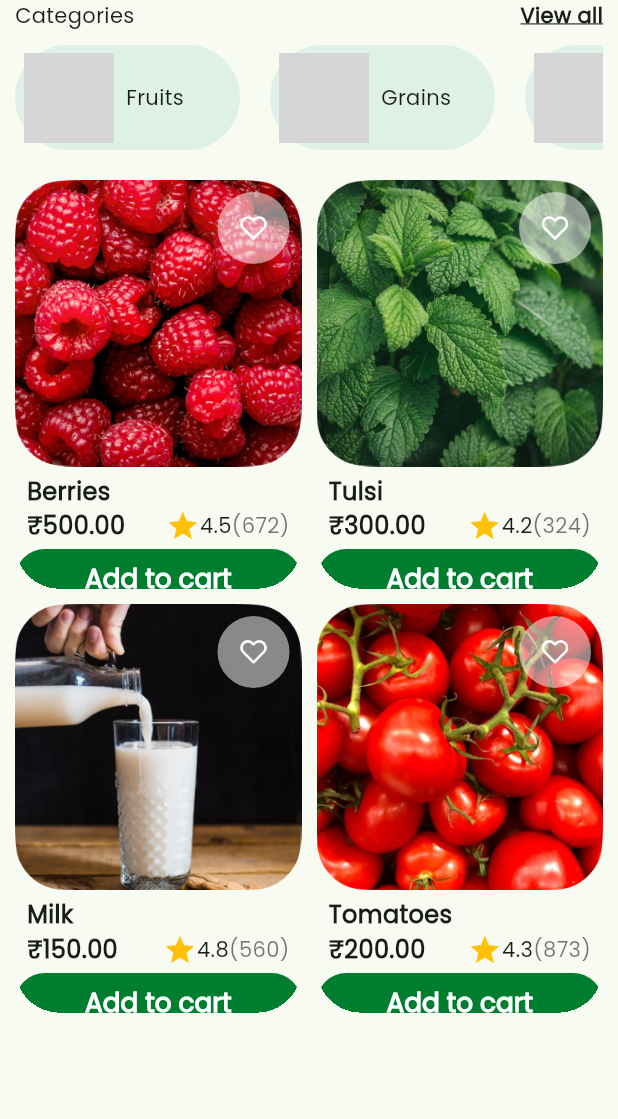
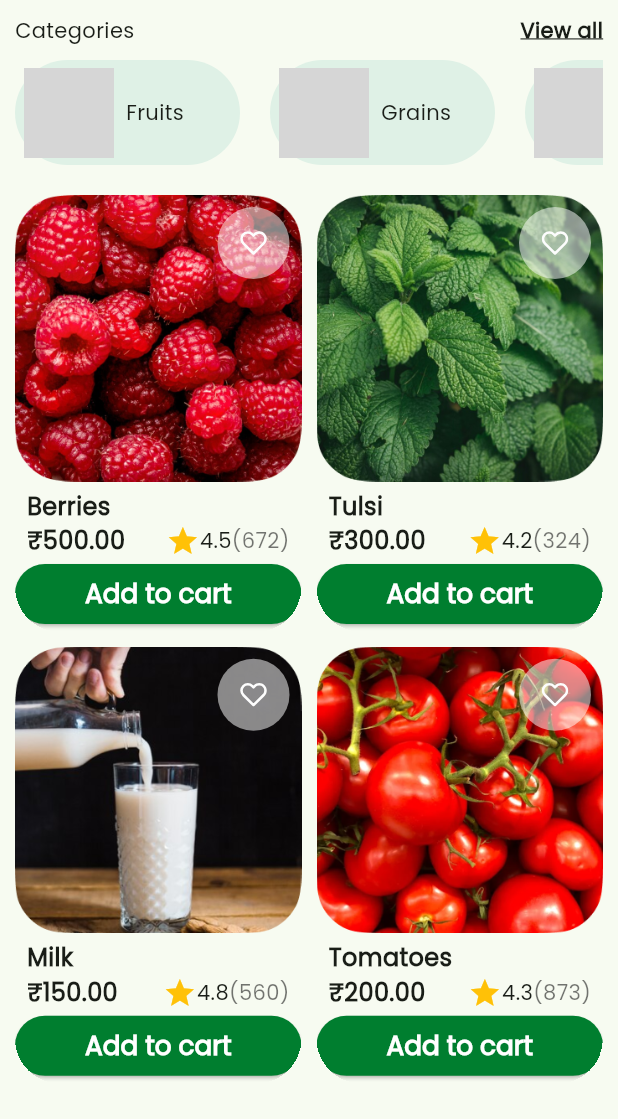
Before and after one commit to panchalbhavya2210/farm_commerce, a Flutter app: the ExplorePage screen opened directly, on a phone screen of 412 x 824 dp. Shown: the top 1119 px of the screen. Run offline on Flutter 3.47's test engine with Material 3 defaults, Android fonts, the phone set to English and light mode, and no system bars; our stand-ins replace carousel_slider, flutter_svg; network calls fail; grey boxes are pictures that could not be loaded.

Commit message:
final commit

```diff
--- a/lib/explore.dart
+++ b/lib/explore.dart
@@ -14,6 +14,8 @@ class ExplorePage extends StatelessWidget {
     return Scaffold(
       body: Padding(
         padding: const EdgeInsets.symmetric(horizontal: 10),
+        child: Container(
+          margin: EdgeInsets.only(top: 10),
           child: CustomScrollView(
             slivers: [
               SliverToBoxAdapter(
@@ -26,6 +28,7 @@ class ExplorePage extends StatelessWidget {
             ],
           ),
         ),
+      ),
     );
   }
 }
--- a/lib/home.dart
+++ b/lib/home.dart
@@ -282,7 +282,7 @@ class ProductGrid extends StatelessWidget {
   @override
   Widget build(BuildContext context) {
     var size = MediaQuery.of(context).size;
-    final double itemHeight = (size.height - kToolbarHeight - 180) / 2;
+    final double itemHeight = (size.height - kToolbarHeight - 140) / 2;
     final double itemHeightHome = (size.height - kToolbarHeight - 250) / 2;
     final double itemWidth = size.width / 2;
 
```
Also changed, not shown: 1 other file. Lines whose indentation alone changed are shown as unchanged.
